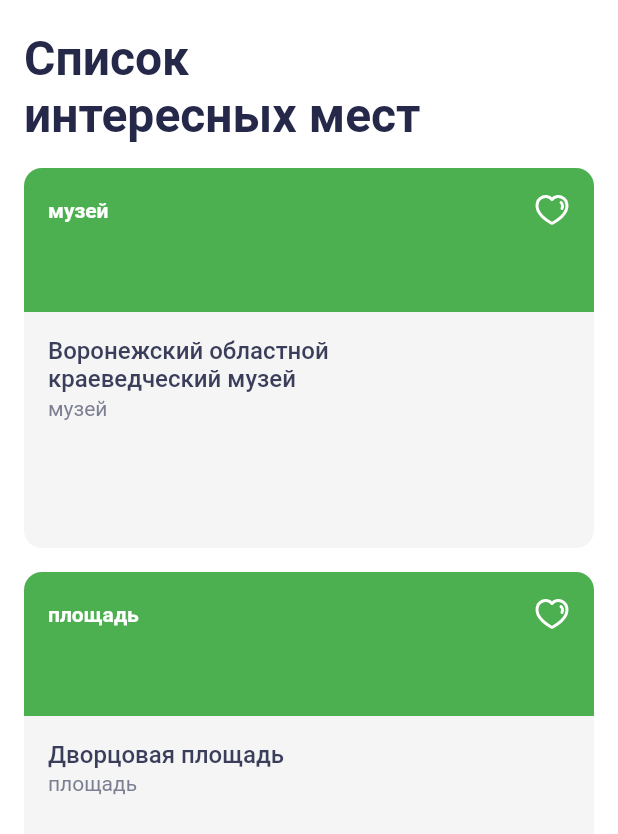
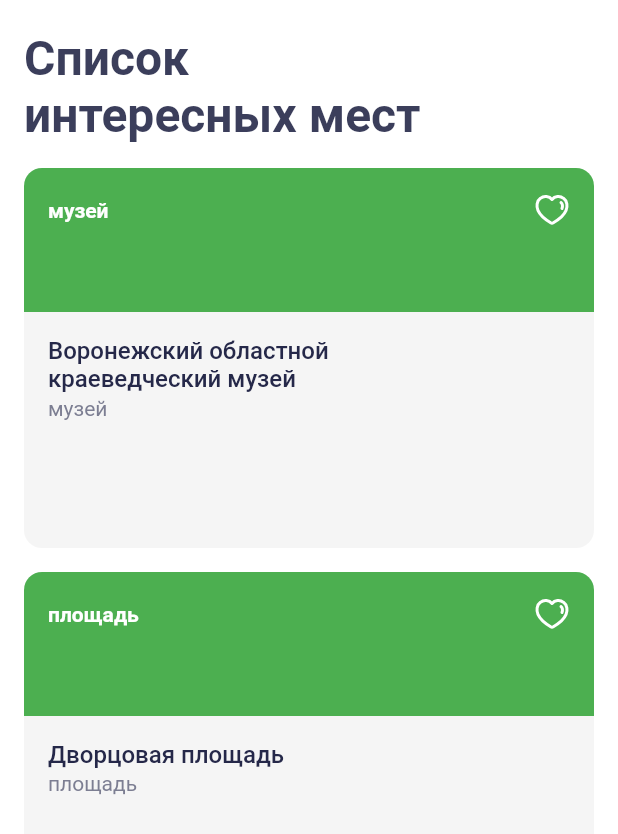
Before and after one commit to eliasvolkov/places, a Flutter app: the screen it shows after launch, on a phone screen of 412 x 824 dp. Shown: the top 834 px of the screen. Run offline on Flutter 3.47's test engine with Material 2 defaults, Android fonts, the phone set to English and light mode, and no system bars; our stand-ins replace flutter_svg.

Commit message:
[hw_4.8-1][IV] - added constants

```diff
--- /dev/null
+++ b/lib/constants/colors.dart
@@ -0,0 +1,6 @@
+import 'package:flutter/cupertino.dart';
+
+const kMainColor = Color(0xFF252849);
+const kSecondaryColor = Color(0xFF3B3E5B);
+const kSecondary2Color = Color(0xFF7C7E92);
+const kInactiveColor = Color.fromRGBO(124, 126, 146, 0.56);
--- /dev/null
+++ b/lib/constants/typography.dart
@@ -0,0 +1,35 @@
+import 'package:flutter/material.dart';
+
+const TextStyle kRobotoTextStyle = TextStyle(
+  fontFamily: 'Roboto',
+  color: Colors.black,
+);
+
+final TextStyle kLargeTitleStyle = kRobotoTextStyle.copyWith(
+  fontWeight: FontWeight.w700,
+  fontSize: 32,
+);
+
+final TextStyle kTitleStyle = kRobotoTextStyle.copyWith(
+  fontWeight: FontWeight.w700,
+  fontSize: 24,
+);
+
+final TextStyle kSubtitleStyle = kRobotoTextStyle.copyWith(
+  fontWeight: FontWeight.w500,
+  fontSize: 18,
+);
+
+final TextStyle kTextStyle = kRobotoTextStyle.copyWith(
+  fontWeight: FontWeight.w500,
+  fontSize: 16,
+);
+
+final TextStyle kSmallBoldStyle = kRobotoTextStyle.copyWith(
+  fontWeight: FontWeight.w700,
+);
+
+final TextStyle kButtonTextStyle = kRobotoTextStyle.copyWith(
+  fontWeight: FontWeight.w700,
+  letterSpacing: 0.03,
+);
--- a/lib/ui/screen/sight_card.dart
+++ b/lib/ui/screen/sight_card.dart
@@ -1,5 +1,7 @@
 import 'package:flutter/material.dart';
 import 'package:flutter_svg/flutter_svg.dart';
+import 'package:places/constants/colors.dart';
+import 'package:places/constants/typography.dart';
 import 'package:places/domain/sight.dart';
 
 class SightCard extends StatelessWidget {
@@ -13,8 +15,6 @@ class SightCard extends StatelessWidget {
       child: AspectRatio(
         aspectRatio: 3 / 2,
         child: Container(
-          // width: double.infinity,
-          // height: 188.0,
           decoration: const BoxDecoration(
               borderRadius: BorderRadius.all(Radius.circular(12.0)),
               color: Color(0xFFF5F5F5)),
@@ -38,13 +38,9 @@ class SightCard extends StatelessWidget {
                     child: Row(
                       mainAxisAlignment: MainAxisAlignment.spaceBetween,
                       children: [
-                        Text(
-                          sight.type,
-                          style: const TextStyle(
-                              color: Colors.white,
-                              fontFamily: 'Roboto',
-                              fontWeight: FontWeight.w700),
-                        ),
+                        Text(sight.type,
+                            style:
+                                kSmallBoldStyle.copyWith(color: Colors.white)),
                         SvgPicture.asset('assets/icons/heart.svg')
                       ],
                     ),
@@ -61,24 +57,16 @@ class SightCard extends StatelessWidget {
                       child: Text(
                         sight.name,
                         textAlign: TextAlign.left,
-                        style: const TextStyle(
-                            color: Color(0xFF3B3E5B),
-                            fontFamily: 'Roboto',
-                            fontSize: 16.0,
-                            fontWeight: FontWeight.w500),
+                        style: kTextStyle.copyWith(color: kMainColor),
                         maxLines: 2,
                       ),
                     ),
                     const SizedBox(
                       height: 2.0,
                     ),
-                    Text(
-                      sight.type,
-                      style: const TextStyle(
-                        color: Color(0xFF7C7E92),
-                        fontFamily: 'Roboto',
-                      ),
-                    )
+                    Text(sight.type,
+                        style:
+                            kRobotoTextStyle.copyWith(color: kSecondary2Color))
                   ],
                 ),
               )
--- a/lib/ui/screen/sight_list_screen.dart
+++ b/lib/ui/screen/sight_list_screen.dart
@@ -1,4 +1,6 @@
 import 'package:flutter/material.dart';
+import 'package:places/constants/colors.dart';
+import 'package:places/constants/typography.dart';
 import 'package:places/ui/screen/sight_card.dart';
 
 import '../../mocks.dart';
@@ -15,7 +17,7 @@ class _SightListScreenState extends State<SightListScreen> {
   Widget build(BuildContext context) {
     return Scaffold(
       backgroundColor: Colors.white,
-      appBar: const PreferredSize(
+      appBar: PreferredSize(
         preferredSize: Size.fromHeight(112.0),
         child: Padding(
           padding: EdgeInsets.all(16.0),
@@ -23,11 +25,7 @@ class _SightListScreenState extends State<SightListScreen> {
             alignment: Alignment.bottomLeft,
             child: Text(
               'Список\nинтересных мест',
-              style: TextStyle(
-                  fontFamily: 'Roboto',
-                  fontSize: 32,
-                  fontWeight: FontWeight.w700,
-                  color: Color(0xFF252849)),
+              style: kLargeTitleStyle.copyWith(color: kSecondaryColor),
             ),
           ),
         ),
```
Also changed, not shown: lib/ui/screen/sight_details.dart (+15 -29 lines).
